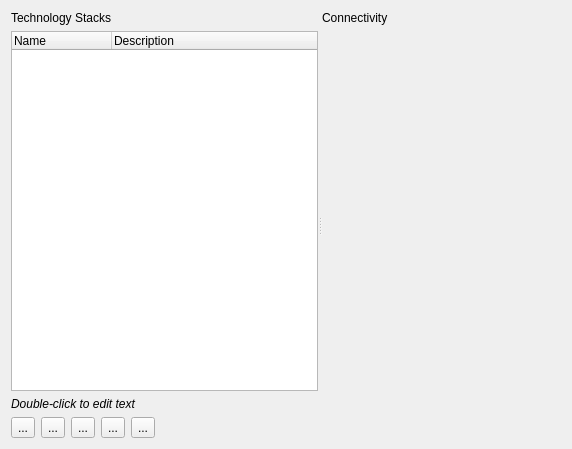
Before: the Qt Designer form eda-klayout/src/plugins/tools/net_tracer/lay_plugin/NetTracerTechComponentEditor.ui in tolgauye/GMOS, drawn with Qt 5.
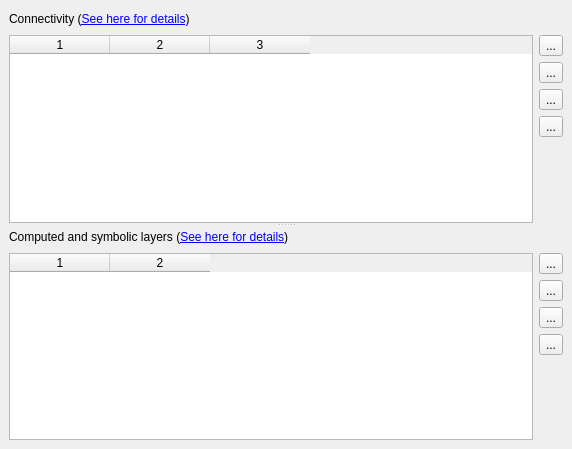
After: the same form once the commit is applied. Icons and pictures are not drawn. Custom widgets are drawn as their Qt base class.

```diff
--- a/eda-klayout/src/plugins/tools/net_tracer/lay_plugin/NetTracerTechComponentEditor.ui
+++ b/eda-klayout/src/plugins/tools/net_tracer/lay_plugin/NetTracerTechComponentEditor.ui
@@ -13,245 +13,314 @@
   <property name="windowTitle">
    <string>Form</string>
   </property>
-  <layout class="QVBoxLayout" name="verticalLayout_2">
+  <layout class="QVBoxLayout" >
+   <property name="margin" >
+    <number>9</number>
+   </property>
+   <property name="spacing" >
+    <number>6</number>
+   </property>
    <item>
-    <widget class="QSplitter" name="splitter">
-     <property name="orientation">
-      <enum>Qt::Horizontal</enum>
+    <widget class="QSplitter" name="splitter" >
+     <property name="orientation" >
+      <enum>Qt::Vertical</enum>
      </property>
-     <widget class="QFrame" name="frame_5">
-      <property name="sizePolicy">
-       <sizepolicy hsizetype="Preferred" vsizetype="Preferred">
-        <horstretch>0</horstretch>
-        <verstretch>0</verstretch>
-       </sizepolicy>
-      </property>
-      <property name="frameShape">
+     <widget class="QFrame" name="frame_6" >
+      <property name="frameShape" >
        <enum>QFrame::NoFrame</enum>
       </property>
-      <property name="frameShadow">
+      <property name="frameShadow" >
        <enum>QFrame::Raised</enum>
       </property>
-      <layout class="QGridLayout" name="gridLayout">
-       <property name="leftMargin">
+      <layout class="QVBoxLayout" >
+       <property name="margin" >
         <number>0</number>
        </property>
-       <property name="topMargin">
-        <number>0</number>
+       <property name="spacing" >
+        <number>6</number>
        </property>
-       <property name="rightMargin">
-        <number>0</number>
-       </property>
-       <property name="bottomMargin">
-        <number>0</number>
-       </property>
-       <item row="4" column="5">
-        <widget class="QToolButton" name="move_down_pb">
-         <property name="toolTip">
-          <string>Move selected stacks up</string>
-         </property>
-         <property name="text">
-          <string>...</string>
-         </property>
-         <property name="icon">
-          <iconset resource="../../../../icons/icons.qrc">
-           <normaloff>:/down_16px.png</normaloff>:/down_16px.png</iconset>
-         </property>
-        </widget>
-       </item>
-       <item row="4" column="0" colspan="2">
-        <widget class="QToolButton" name="add_pb">
-         <property name="toolTip">
-          <string>Add new stack</string>
-         </property>
-         <property name="text">
-          <string>...</string>
-         </property>
-         <property name="icon">
-          <iconset resource="../../../../icons/icons.qrc">
-           <normaloff>:/add_16px.png</normaloff>:/add_16px.png</iconset>
-         </property>
-         <property name="shortcut">
-          <string>Return</string>
-         </property>
-        </widget>
-       </item>
-       <item row="2" column="1" colspan="6">
-        <widget class="QFrame" name="frame_2">
-         <property name="frameShape">
+       <item>
+        <widget class="QFrame" name="frame_2" >
+         <property name="frameShape" >
           <enum>QFrame::NoFrame</enum>
          </property>
          <property name="frameShadow">
           <enum>QFrame::Raised</enum>
          </property>
-        </widget>
-       </item>
-       <item row="1" column="0" rowspan="2" colspan="7">
-        <widget class="QTreeWidget" name="stack_tree">
-         <property name="sizePolicy">
-          <sizepolicy hsizetype="Expanding" vsizetype="Expanding">
-           <horstretch>0</horstretch>
-           <verstretch>1</verstretch>
-          </sizepolicy>
-         </property>
-         <property name="contextMenuPolicy">
-          <enum>Qt::ActionsContextMenu</enum>
-         </property>
-         <property name="selectionMode">
-          <enum>QAbstractItemView::ExtendedSelection</enum>
-         </property>
-         <property name="rootIsDecorated">
-          <bool>false</bool>
-         </property>
-         <property name="allColumnsShowFocus">
-          <bool>true</bool>
-         </property>
-         <column>
-          <property name="text">
-           <string>Name</string>
+         <layout class="QHBoxLayout" >
+          <property name="margin" >
+           <number>0</number>
           </property>
-         </column>
-         <column>
-          <property name="text">
-           <string>Description</string>
+          <property name="spacing" >
+           <number>6</number>
           </property>
-         </column>
+          <item>
+           <widget class="QLabel" name="help_label" >
+            <property name="text" >
+             <string>&lt;html>Connectivity (&lt;a href="int:/about/connectivity.xml">See here for details&lt;/a>)&lt;/html></string>
+            </property>
+           </widget>
+          </item>
+          <item>
+           <spacer>
+            <property name="orientation" >
+             <enum>Qt::Horizontal</enum>
+            </property>
+            <property name="sizeHint" >
+             <size>
+              <width>40</width>
+              <height>20</height>
+             </size>
+            </property>
+           </spacer>
+          </item>
+         </layout>
         </widget>
        </item>
-       <item row="4" column="3">
-        <widget class="QToolButton" name="del_pb">
-         <property name="toolTip">
-          <string>Remove selected stacks</string>
+       <item>
+        <widget class="QFrame" name="frame_5" >
+         <property name="frameShape" >
+          <enum>QFrame::NoFrame</enum>
          </property>
-         <property name="text">
-          <string>...</string>
+         <property name="frameShadow" >
+          <enum>QFrame::Raised</enum>
          </property>
-         <property name="icon">
-          <iconset resource="../../../../icons/icons.qrc">
-           <normaloff>:/del_16px.png</normaloff>:/del_16px.png</iconset>
-         </property>
-         <property name="shortcut">
-          <string>Del</string>
-         </property>
-        </widget>
-       </item>
-       <item row="4" column="4">
-        <widget class="QToolButton" name="move_up_pb">
-         <property name="toolTip">
-          <string>Move selected stacks down</string>
-         </property>
-         <property name="text">
-          <string>...</string>
-         </property>
-         <property name="icon">
-          <iconset resource="../../../../icons/icons.qrc">
-           <normaloff>:/up_16px.png</normaloff>:/up_16px.png</iconset>
-         </property>
-        </widget>
-       </item>
-       <item row="3" column="0" colspan="7">
-        <widget class="QLabel" name="label">
-         <property name="font">
-          <font>
-           <italic>true</italic>
-          </font>
-         </property>
-         <property name="text">
-          <string>Double-click to edit text</string>
-         </property>
-        </widget>
-       </item>
-       <item row="4" column="6">
-        <spacer name="horizontalSpacer">
-         <property name="orientation">
-          <enum>Qt::Horizontal</enum>
-         </property>
-         <property name="sizeHint" stdset="0">
-          <size>
-           <width>157</width>
-           <height>20</height>
-          </size>
-         </property>
-        </spacer>
-       </item>
-       <item row="0" column="0" colspan="7">
-        <widget class="QLabel" name="label_2">
-         <property name="text">
-          <string>Technology Stacks</string>
-         </property>
-        </widget>
-       </item>
-       <item row="4" column="2">
-        <widget class="QToolButton" name="clone_pb">
-         <property name="toolTip">
-          <string>Clone current stack</string>
-         </property>
-         <property name="text">
-          <string>...</string>
-         </property>
-         <property name="icon">
-          <iconset resource="../../../../icons/icons.qrc">
-           <normaloff>:/clone_16px.png</normaloff>:/clone_16px.png</iconset>
-         </property>
+         <layout class="QGridLayout" >
+          <property name="margin" >
+           <number>0</number>
+          </property>
+          <property name="spacing" >
+           <number>6</number>
+          </property>
+          <item row="3" column="1" >
+           <widget class="QToolButton" name="move_conductor_down_pb" >
+            <property name="text" >
+             <string>...</string>
+            </property>
+            <property name="icon" >
+             <iconset resource="layResources.qrc" >:/down.png</iconset>
+            </property>
+           </widget>
+          </item>
+          <item row="1" column="1" >
+           <widget class="QToolButton" name="del_conductor_pb" >
+            <property name="text" >
+             <string>...</string>
+            </property>
+            <property name="icon" >
+             <iconset resource="layResources.qrc" >:/del.png</iconset>
+            </property>
+            <property name="shortcut" >
+             <string>Del</string>
+            </property>
+           </widget>
+          </item>
+          <item rowspan="5" row="0" column="0" >
+           <widget class="QTableWidget" name="connectivity_table" >
+            <property name="editTriggers" >
+             <set>QAbstractItemView::AllEditTriggers</set>
+            </property>
+            <property name="alternatingRowColors" >
+             <bool>true</bool>
+            </property>
+            <property name="selectionBehavior" >
+             <enum>QAbstractItemView::SelectRows</enum>
+            </property>
+            <property name="columnCount" >
+             <number>3</number>
+            </property>
+            <column/>
+            <column/>
+            <column/>
+           </widget>
+          </item>
+          <item row="0" column="1" >
+           <widget class="QToolButton" name="add_conductor_pb" >
+            <property name="text" >
+             <string>...</string>
+            </property>
+            <property name="icon" >
+             <iconset resource="layResources.qrc" >:/add.png</iconset>
+            </property>
+            <property name="shortcut" >
+             <string>Return</string>
+            </property>
+           </widget>
+          </item>
+          <item row="4" column="1" >
+           <spacer>
+            <property name="orientation" >
+             <enum>Qt::Vertical</enum>
+            </property>
+            <property name="sizeHint" >
+             <size>
+              <width>20</width>
+              <height>131</height>
+             </size>
+            </property>
+           </spacer>
+          </item>
+          <item row="2" column="1" >
+           <widget class="QToolButton" name="move_conductor_up_pb" >
+            <property name="text" >
+             <string>...</string>
+            </property>
+            <property name="icon" >
+             <iconset resource="layResources.qrc" >:/up.png</iconset>
+            </property>
+           </widget>
+          </item>
+         </layout>
         </widget>
        </item>
       </layout>
      </widget>
-     <widget class="QFrame" name="frame">
-      <property name="sizePolicy">
-       <sizepolicy hsizetype="Preferred" vsizetype="Preferred">
-        <horstretch>1</horstretch>
-        <verstretch>0</verstretch>
-       </sizepolicy>
-      </property>
-      <property name="frameShape">
+     <widget class="QFrame" name="frame_4" >
+      <property name="frameShape" >
        <enum>QFrame::NoFrame</enum>
       </property>
-      <property name="frameShadow">
+      <property name="frameShadow" >
        <enum>QFrame::Raised</enum>
       </property>
-      <layout class="QVBoxLayout" name="verticalLayout">
-       <property name="leftMargin">
+      <layout class="QVBoxLayout" >
+       <property name="margin" >
         <number>0</number>
        </property>
-       <property name="topMargin">
-        <number>0</number>
+       <property name="spacing" >
+        <number>6</number>
        </property>
-       <property name="rightMargin">
-        <number>0</number>
-       </property>
-       <property name="bottomMargin">
-        <number>0</number>
-       </property>
        <item>
-        <widget class="QLabel" name="label_3">
-         <property name="text">
-          <string>Connectivity</string>
+        <widget class="QFrame" name="frame_3" >
+         <property name="frameShape" >
+          <enum>QFrame::NoFrame</enum>
          </property>
-        </widget>
-       </item>
-       <item>
-        <widget class="lay::NetTracerConnectivityEditor" name="connectivity_editor_widget" native="true">
-         <property name="sizePolicy">
-          <sizepolicy hsizetype="Preferred" vsizetype="Preferred">
-           <horstretch>0</horstretch>
-           <verstretch>1</verstretch>
-          </sizepolicy>
+         <property name="frameShadow" >
+          <enum>QFrame::Raised</enum>
          </property>
+         <layout class="QHBoxLayout" >
+          <property name="margin" >
+           <number>0</number>
+          </property>
+          <property name="spacing" >
+           <number>6</number>
+          </property>
+          <item>
+           <widget class="QLabel" name="symbol_help_label" >
+            <property name="text" >
+             <string>&lt;html>Computed and symbolic layers (&lt;a href="int:/about/symbolic_layers.xml">See here for details&lt;/a>)&lt;/html></string>
+            </property>
+           </widget>
+          </item>
+          <item>
+           <spacer>
+            <property name="orientation" >
+             <enum>Qt::Horizontal</enum>
+            </property>
+            <property name="sizeHint" >
+             <size>
+              <width>40</width>
+              <height>20</height>
+             </size>
+            </property>
+           </spacer>
+          </item>
+         </layout>
         </widget>
        </item>
        <item>
-        <spacer name="verticalSpacer">
-         <property name="orientation">
-          <enum>Qt::Vertical</enum>
+        <widget class="QFrame" name="frame" >
+         <property name="frameShape" >
+          <enum>QFrame::NoFrame</enum>
          </property>
-         <property name="sizeHint" stdset="0">
-          <size>
-           <width>20</width>
-           <height>0</height>
-          </size>
+         <property name="frameShadow" >
+          <enum>QFrame::Raised</enum>
          </property>
-        </spacer>
+         <layout class="QGridLayout" >
+          <property name="margin" >
+           <number>0</number>
+          </property>
+          <property name="spacing" >
+           <number>6</number>
+          </property>
+          <item row="3" column="1" >
+           <widget class="QToolButton" name="move_symbol_down_pb" >
+            <property name="text" >
+             <string>...</string>
+            </property>
+            <property name="icon" >
+             <iconset resource="layResources.qrc" >:/down.png</iconset>
+            </property>
+           </widget>
+          </item>
+          <item row="1" column="1" >
+           <widget class="QToolButton" name="del_symbol_pb" >
+            <property name="text" >
+             <string>...</string>
+            </property>
+            <property name="icon" >
+             <iconset resource="layResources.qrc" >:/del.png</iconset>
+            </property>
+            <property name="shortcut" >
+             <string>Del</string>
+            </property>
+           </widget>
+          </item>
+          <item rowspan="5" row="0" column="0" >
+           <widget class="QTableWidget" name="symbol_table" >
+            <property name="editTriggers" >
+             <set>QAbstractItemView::AllEditTriggers</set>
+            </property>
+            <property name="alternatingRowColors" >
+             <bool>true</bool>
+            </property>
+            <property name="selectionBehavior" >
+             <enum>QAbstractItemView::SelectRows</enum>
+            </property>
+            <property name="columnCount" >
+             <number>2</number>
+            </property>
+            <column/>
+            <column/>
+           </widget>
+          </item>
+          <item row="0" column="1" >
+           <widget class="QToolButton" name="add_symbol_pb" >
+            <property name="text" >
+             <string>...</string>
+            </property>
+            <property name="icon" >
+             <iconset resource="layResources.qrc" >:/add.png</iconset>
+            </property>
+            <property name="shortcut" >
+             <string>Return</string>
+            </property>
+           </widget>
+          </item>
+          <item row="4" column="1" >
+           <spacer>
+            <property name="orientation" >
+             <enum>Qt::Vertical</enum>
+            </property>
+            <property name="sizeHint" >
+             <size>
+              <width>20</width>
+              <height>131</height>
+             </size>
+            </property>
+           </spacer>
+          </item>
+          <item row="2" column="1" >
+           <widget class="QToolButton" name="move_symbol_up_pb" >
+            <property name="text" >
+             <string>...</string>
+            </property>
+            <property name="icon" >
+             <iconset resource="layResources.qrc" >:/up.png</iconset>
+            </property>
+           </widget>
+          </item>
+         </layout>
+        </widget>
        </item>
       </layout>
      </widget>
@@ -259,16 +328,6 @@
    </item>
   </layout>
  </widget>
- <customwidgets>
-  <customwidget>
-   <class>lay::NetTracerConnectivityEditor</class>
-   <extends>QWidget</extends>
-   <header>layNetTracerConnectivityEditor.h</header>
-   <container>1</container>
-  </customwidget>
- </customwidgets>
- <resources>
-  <include location="../../../../icons/icons.qrc"/>
- </resources>
+ <resources/>
  <connections/>
 </ui>
```
Left out of the diff: 11 changed lines with no effect on the pictures.
